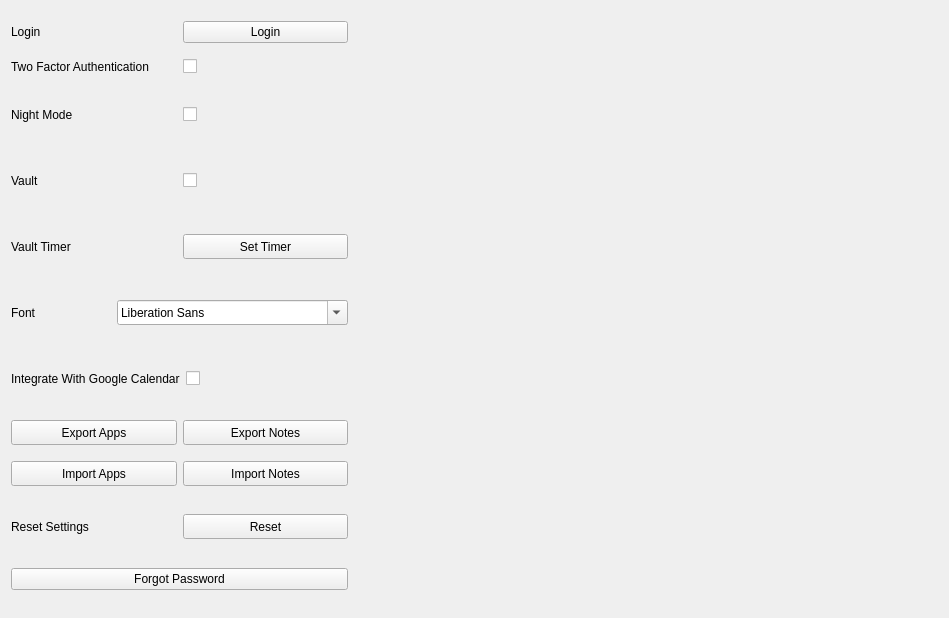
daniel-deru/WorkMate-3.0, file designs/xml/settings_tab.ui: the form before one commit.
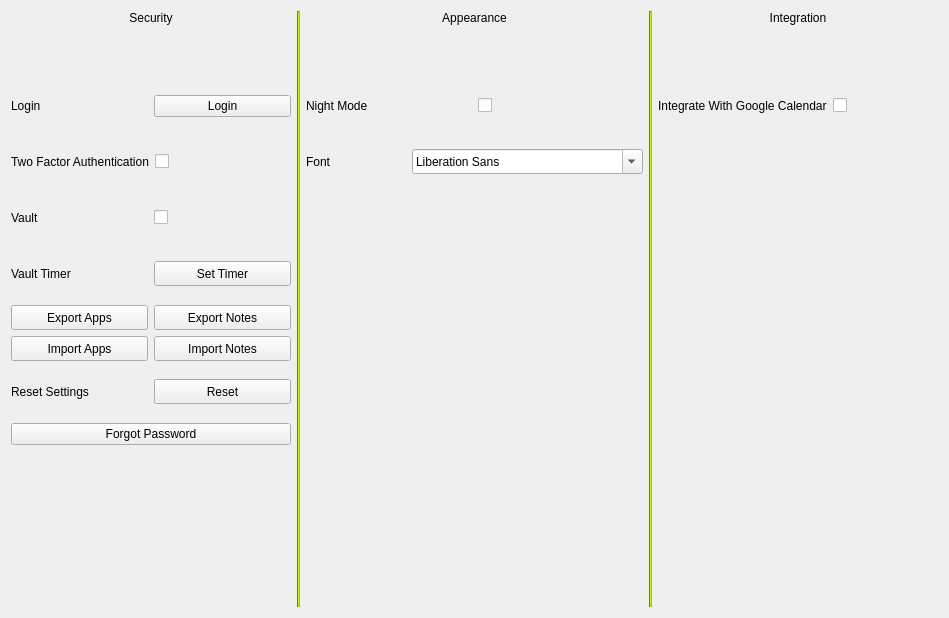
The form after the commit.

```diff
--- a/designs/xml/settings_tab.ui
+++ b/designs/xml/settings_tab.ui
@@ -16,10 +16,29 @@
   <layout class="QHBoxLayout" name="horizontalLayout_5">
    <item>
     <layout class="QVBoxLayout" name="verticalLayout">
+     <item>
+      <widget class="QLabel" name="lbl_security">
+       <property name="styleSheet">
+        <string notr="true">margin-bottom: 50px;</string>
+       </property>
+       <property name="text">
+        <string>Security</string>
+       </property>
+       <property name="alignment">
+        <set>Qt::AlignCenter</set>
+       </property>
+      </widget>
+     </item>
      <item>
       <layout class="QHBoxLayout" name="horizontalLayout_6">
        <item>
         <widget class="QLabel" name="lbl_login">
+         <property name="minimumSize">
+          <size>
+           <width>0</width>
+           <height>50</height>
+          </size>
+         </property>
          <property name="text">
           <string>Login</string>
          </property>
@@ -38,6 +57,12 @@
       <layout class="QHBoxLayout" name="horizontalLayout_7">
        <item>
         <widget class="QLabel" name="lbl_2fa">
+         <property name="minimumSize">
+          <size>
+           <width>0</width>
+           <height>50</height>
+          </size>
+         </property>
          <property name="text">
           <string>Two Factor Authentication</string>
          </property>
@@ -52,36 +77,6 @@
        </item>
       </layout>
      </item>
-     <item>
-      <layout class="QHBoxLayout" name="hbox_night_mode">
-       <item>
-        <widget class="QLabel" name="lbl_night_mode">
-         <property name="sizePolicy">
-          <sizepolicy hsizetype="Minimum" vsizetype="Preferred">
-           <horstretch>0</horstretch>
-           <verstretch>0</verstretch>
-          </sizepolicy>
-         </property>
-         <property name="minimumSize">
-          <size>
-           <width>100</width>
-           <height>50</height>
-          </size>
-         </property>
-         <property name="text">
-          <string>Night Mode</string>
-         </property>
-        </widget>
-       </item>
-       <item>
-        <widget class="QCheckBox" name="chkbox_nightmode">
-         <property name="text">
-          <string/>
-         </property>
-        </widget>
-       </item>
-      </layout>
-     </item>
      <item>
       <layout class="QHBoxLayout" name="horizontalLayout_2">
        <item>
@@ -148,69 +143,6 @@
        </item>
       </layout>
      </item>
-     <item>
-      <layout class="QHBoxLayout" name="hbox_font">
-       <item>
-        <widget class="QLabel" name="lbl_font">
-         <property name="sizePolicy">
-          <sizepolicy hsizetype="Minimum" vsizetype="Preferred">
-           <horstretch>0</horstretch>
-           <verstretch>0</verstretch>
-          </sizepolicy>
-         </property>
-         <property name="minimumSize">
-          <size>
-           <width>100</width>
-           <height>50</height>
-          </size>
-         </property>
-         <property name="text">
-          <string>Font</string>
-         </property>
-        </widget>
-       </item>
-       <item>
-        <widget class="QFontComboBox" name="fcmbx_font">
-         <property name="minimumSize">
-          <size>
-           <width>100</width>
-           <height>25</height>
-          </size>
-         </property>
-        </widget>
-       </item>
-      </layout>
-     </item>
-     <item>
-      <layout class="QHBoxLayout" name="horizontalLayout_4">
-       <item>
-        <widget class="QLabel" name="lbl_calendar">
-         <property name="sizePolicy">
-          <sizepolicy hsizetype="Fixed" vsizetype="Preferred">
-           <horstretch>0</horstretch>
-           <verstretch>0</verstretch>
-          </sizepolicy>
-         </property>
-         <property name="minimumSize">
-          <size>
-           <width>0</width>
-           <height>50</height>
-          </size>
-         </property>
-         <property name="text">
-          <string>Integrate With Google Calendar</string>
-         </property>
-        </widget>
-       </item>
-       <item>
-        <widget class="QCheckBox" name="chkbox_calendar">
-         <property name="text">
-          <string/>
-         </property>
-        </widget>
-       </item>
-      </layout>
-     </item>
      <item>
       <layout class="QHBoxLayout" name="hbox_export">
        <item>
@@ -320,20 +252,214 @@
        </property>
       </widget>
      </item>
+     <item>
+      <spacer name="verticalSpacer_3">
+       <property name="orientation">
+        <enum>Qt::Vertical</enum>
+       </property>
+       <property name="sizeHint" stdset="0">
+        <size>
+         <width>20</width>
+         <height>40</height>
+        </size>
+       </property>
+      </spacer>
+     </item>
     </layout>
    </item>
    <item>
-    <spacer name="horizontalSpacer">
-     <property name="orientation">
-      <enum>Qt::Horizontal</enum>
+    <widget class="QFrame" name="frame">
+     <property name="minimumSize">
+      <size>
+       <width>3</width>
+       <height>0</height>
+      </size>
      </property>
-     <property name="sizeHint" stdset="0">
+     <property name="styleSheet">
+      <string notr="true">background-color: #9ecd16;</string>
+     </property>
+     <property name="frameShape">
+      <enum>QFrame::VLine</enum>
+     </property>
+     <property name="frameShadow">
+      <enum>QFrame::Sunken</enum>
+     </property>
+    </widget>
+   </item>
+   <item>
+    <layout class="QVBoxLayout" name="verticalLayout_2">
+     <item>
+      <widget class="QLabel" name="lbl_appearance">
+       <property name="styleSheet">
+        <string notr="true">margin-bottom: 50px;</string>
+       </property>
+       <property name="text">
+        <string>Appearance</string>
+       </property>
+       <property name="alignment">
+        <set>Qt::AlignCenter</set>
+       </property>
+      </widget>
+     </item>
+     <item>
+      <layout class="QHBoxLayout" name="hbox_night_mode">
+       <item>
+        <widget class="QLabel" name="lbl_night_mode">
+         <property name="sizePolicy">
+          <sizepolicy hsizetype="Minimum" vsizetype="Preferred">
+           <horstretch>0</horstretch>
+           <verstretch>0</verstretch>
+          </sizepolicy>
+         </property>
+         <property name="minimumSize">
+          <size>
+           <width>100</width>
+           <height>50</height>
+          </size>
+         </property>
+         <property name="text">
+          <string>Night Mode</string>
+         </property>
+        </widget>
+       </item>
+       <item>
+        <widget class="QCheckBox" name="chkbox_nightmode">
+         <property name="text">
+          <string/>
+         </property>
+        </widget>
+       </item>
+      </layout>
+     </item>
+     <item>
+      <layout class="QHBoxLayout" name="hbox_font">
+       <item>
+        <widget class="QLabel" name="lbl_font">
+         <property name="sizePolicy">
+          <sizepolicy hsizetype="Minimum" vsizetype="Preferred">
+           <horstretch>0</horstretch>
+           <verstretch>0</verstretch>
+          </sizepolicy>
+         </property>
+         <property name="minimumSize">
+          <size>
+           <width>100</width>
+           <height>50</height>
+          </size>
+         </property>
+         <property name="text">
+          <string>Font</string>
+         </property>
+        </widget>
+       </item>
+       <item>
+        <widget class="QFontComboBox" name="fcmbx_font">
+         <property name="minimumSize">
+          <size>
+           <width>100</width>
+           <height>25</height>
+          </size>
+         </property>
+        </widget>
+       </item>
+      </layout>
+     </item>
+     <item>
+      <spacer name="verticalSpacer">
+       <property name="orientation">
+        <enum>Qt::Vertical</enum>
+       </property>
+       <property name="sizeHint" stdset="0">
+        <size>
+         <width>20</width>
+         <height>40</height>
+        </size>
+       </property>
+      </spacer>
+     </item>
+    </layout>
+   </item>
+   <item>
+    <widget class="QFrame" name="frame_2">
+     <property name="minimumSize">
       <size>
-       <width>40</width>
-       <height>20</height>
+       <width>3</width>
+       <height>0</height>
       </size>
      </property>
-    </spacer>
+     <property name="autoFillBackground">
+      <bool>false</bool>
+     </property>
+     <property name="styleSheet">
+      <string notr="true">background-color: #9ecd16;</string>
+     </property>
+     <property name="frameShape">
+      <enum>QFrame::VLine</enum>
+     </property>
+     <property name="frameShadow">
+      <enum>QFrame::Sunken</enum>
+     </property>
+    </widget>
+   </item>
+   <item>
+    <layout class="QVBoxLayout" name="verticalLayout_3">
+     <item>
+      <widget class="QLabel" name="lbl_integration">
+       <property name="styleSheet">
+        <string notr="true">margin-bottom: 50px;</string>
+       </property>
+       <property name="text">
+        <string>Integration</string>
+       </property>
+       <property name="alignment">
+        <set>Qt::AlignCenter</set>
+       </property>
+      </widget>
+     </item>
+     <item>
+      <layout class="QHBoxLayout" name="horizontalLayout_4">
+       <item>
+        <widget class="QLabel" name="lbl_calendar">
+         <property name="sizePolicy">
+          <sizepolicy hsizetype="Fixed" vsizetype="Preferred">
+           <horstretch>0</horstretch>
+           <verstretch>0</verstretch>
+          </sizepolicy>
+         </property>
+         <property name="minimumSize">
+          <size>
+           <width>0</width>
+           <height>50</height>
+          </size>
+         </property>
+         <property name="text">
+          <string>Integrate With Google Calendar</string>
+         </property>
+        </widget>
+       </item>
+       <item>
+        <widget class="QCheckBox" name="chkbox_calendar">
+         <property name="text">
+          <string/>
+         </property>
+        </widget>
+       </item>
+      </layout>
+     </item>
+     <item>
+      <spacer name="verticalSpacer_2">
+       <property name="orientation">
+        <enum>Qt::Vertical</enum>
+       </property>
+       <property name="sizeHint" stdset="0">
+        <size>
+         <width>20</width>
+         <height>40</height>
+        </size>
+       </property>
+      </spacer>
+     </item>
+    </layout>
    </item>
   </layout>
  </widget>
```
